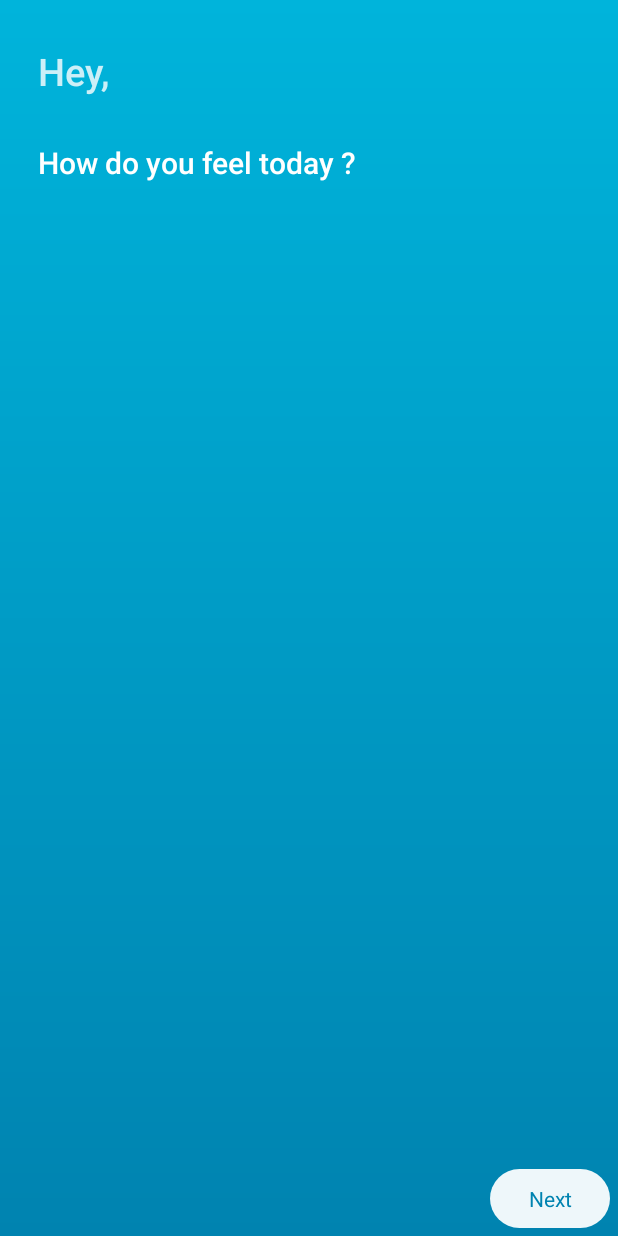
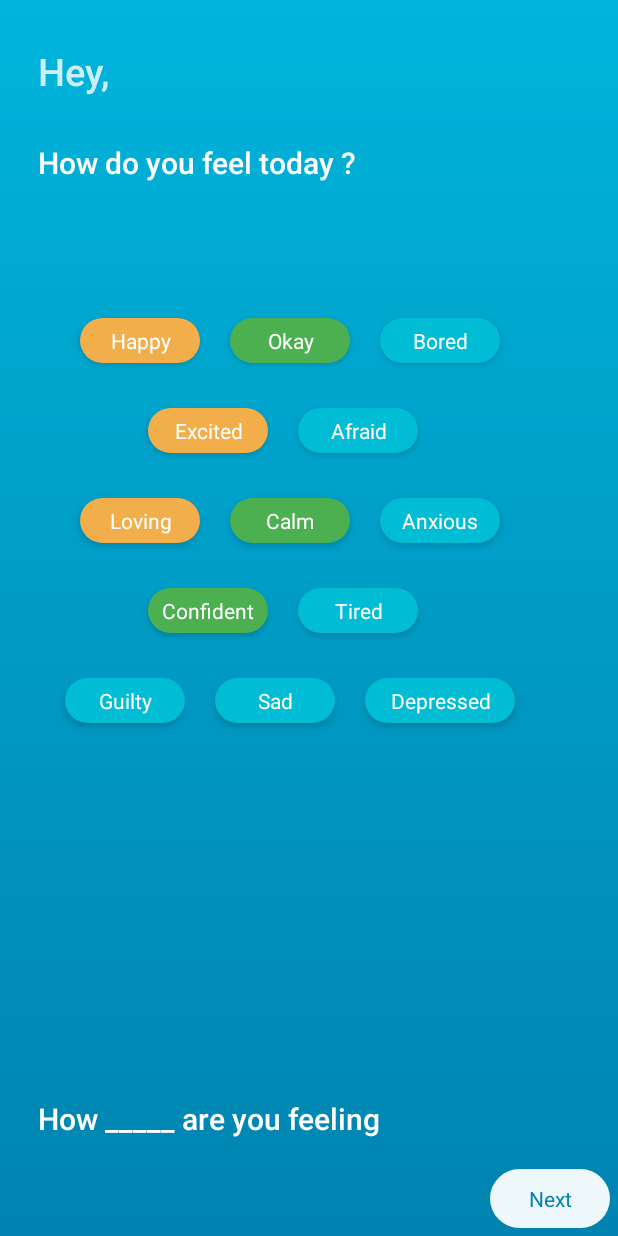
Before and after one commit to gauravrai1/gateways2019, an Android app: the screen it shows after launch (Question), on a phone screen of 412 x 824 dp. Run offline under Robolectric (Android 15) with nearby library versions, the light colour scheme and no system bars.

Commit message:
Question activity with basic animation done

```diff
--- a/app/src/main/java/com/example/kaksha/Question.java
+++ b/app/src/main/java/com/example/kaksha/Question.java
@@ -35,18 +35,60 @@ public class Question extends AppCompatActivity {
 
         setViews();
 
-        a2.setVisibility(View.GONE);
-        a3.setVisibility(View.GONE);
-        a4.setVisibility(View.GONE);
-        a5.setVisibility(View.GONE);
-        a6.setVisibility(View.GONE);
-        q2.setVisibility(View.GONE);
-        q3.setVisibility(View.GONE);
-        q4.setVisibility(View.GONE);
-        q5.setVisibility(View.GONE);
-        q6.setVisibility(View.GONE);
+//        a2.setVisibility(View.GONE);
+//        a3.setVisibility(View.GONE);
+//        a4.setVisibility(View.GONE);
+//        a5.setVisibility(View.GONE);
+//        a6.setVisibility(View.GONE);
+//        q2.setVisibility(View.GONE);
+//        q3.setVisibility(View.GONE);
+//        q4.setVisibility(View.GONE);
+//        q5.setVisibility(View.GONE);
+//        q6.setVisibility(View.GONE);
 
         name.setText("Hey, "+db.getString("name"));
+
+        next.setOnClickListener(v-> {
+
+            if(quetsion == 1) {
+
+//                a2.setVisibility(View.VISIBLE);
+//                q2.setVisibility(View.VISIBLE);
+                scrollView.scrollTo(0, (int) q2.getY());
+                quetsion++;
+
+            } else if (quetsion == 2) {
+
+//                a3.setVisibility(View.VISIBLE);
+//                q3.setVisibility(View.VISIBLE);
+                scrollView.scrollTo(0, (int) q3.getY());
+                quetsion++;
+
+            } else if (quetsion == 3) {
+
+//                a4.setVisibility(View.VISIBLE);
+//                q4.setVisibility(View.VISIBLE);
+                scrollView.scrollTo(0, (int) q4.getY());
+                quetsion++;
+
+            } else if (quetsion == 4) {
+
+//                a5.setVisibility(View.VISIBLE);
+//                q5.setVisibility(View.VISIBLE);
+                scrollView.scrollTo(0, (int) q5.getY());
+                quetsion++;
+
+            } else {
+
+//                a6.setVisibility(View.VISIBLE);
+//                q6.setVisibility(View.VISIBLE);
+                next.setText("Complete");
+                scrollView.scrollTo(0, (int) q6.getY());
+                quetsion++;
+
+            }
+
+        });
 
     }
 
--- a/app/src/main/res/layout/activity_question.xml
+++ b/app/src/main/res/layout/activity_question.xml
@@ -43,7 +43,7 @@
 
             <LinearLayout
                 android:id="@+id/answer1"
-                android:visibility="gone"
+                android:visibility="visible"
                 android:layout_marginTop="80dp"
                 android:orientation="vertical"
                 android:layout_width="match_parent"
@@ -272,9 +272,11 @@
             </LinearLayout>
 
             <TextView
+                android:paddingEnd="15dp"
+                android:paddingTop="40dp"
                 android:visibility="visible"
                 android:fontFamily="sans-serif-medium"
-                android:layout_marginTop="100dp"
+                android:layout_marginTop="200dp"
                 android:layout_marginStart="25dp"
                 android:textSize="20dp"
                 android:textColor="@color/white"
@@ -297,9 +299,11 @@
                 android:layout_height="wrap_content"/>
 
             <TextView
+                android:paddingEnd="15dp"
+                android:paddingTop="40dp"
                 android:visibility="visible"
                 android:fontFamily="sans-serif-medium"
-                android:layout_marginTop="100dp"
+                android:layout_marginTop="800dp"
                 android:layout_marginStart="25dp"
                 android:textSize="20dp"
                 android:textColor="@color/white"
@@ -490,9 +494,11 @@
             </LinearLayout>
 
             <TextView
+                android:paddingEnd="15dp"
+                android:paddingTop="40dp"
                 android:visibility="visible"
                 android:fontFamily="sans-serif-medium"
-                android:layout_marginTop="100dp"
+                android:layout_marginTop="300dp"
                 android:layout_marginStart="25dp"
                 android:textSize="20dp"
                 android:textColor="@color/white"
@@ -572,9 +578,11 @@
             </LinearLayout>
 
             <TextView
+                android:paddingEnd="15dp"
+                android:paddingTop="40dp"
                 android:visibility="visible"
                 android:fontFamily="sans-serif-medium"
-                android:layout_marginTop="100dp"
+                android:layout_marginTop="500dp"
                 android:layout_marginStart="25dp"
                 android:textSize="20dp"
                 android:textColor="@color/white"
@@ -679,9 +687,10 @@
             </LinearLayout>
 
             <TextView
+                android:paddingTop="40dp"
                 android:visibility="visible"
                 android:fontFamily="sans-serif-medium"
-                android:layout_marginTop="100dp"
+                android:layout_marginTop="400dp"
                 android:layout_marginStart="25dp"
                 android:textSize="20dp"
                 android:paddingEnd="15dp"
```
